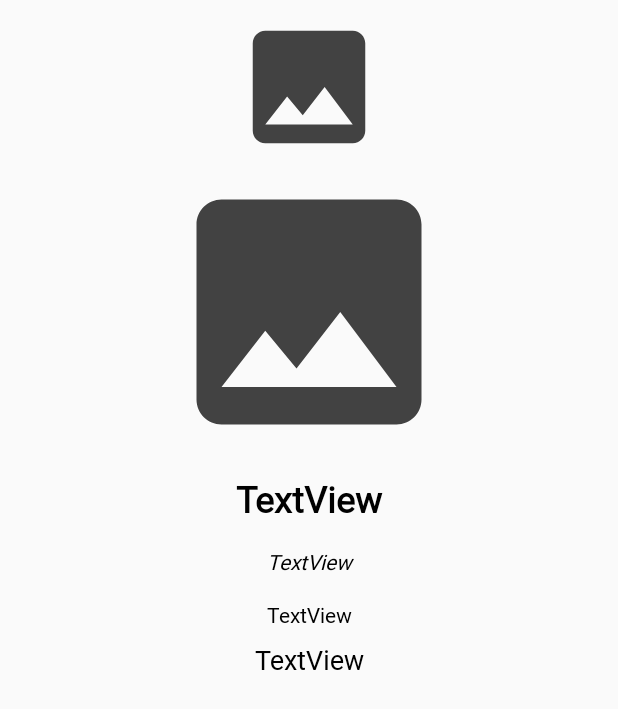
After one commit to Coesta/code-challenge-android-kotlin, an Android app: the layout activity_detail_movie.xml on its own in the app's theme, with its tools: preview values and no code run, on a phone screen of 412 x 824 dp. The commit adds this screen. Shown: the top 709 px of the screen. Run offline under Robolectric (Android 15) with nearby library versions, the phone set to English and light mode, and no system bars; network calls fail.

Commit message:
Resolução de desafio

```diff
--- a/app/build.gradle
+++ b/app/build.gradle
@@ -13,6 +13,7 @@ android {
         versionCode 1
         versionName "1.0"
         testInstrumentationRunner "android.support.test.runner.AndroidJUnitRunner"
+        vectorDrawables.useSupportLibrary = true
     }
     buildTypes {
         release {
--- /dev/null
+++ b/app/src/main/res/layout/activity_detail_movie.xml
@@ -0,0 +1,76 @@
+<?xml version="1.0" encoding="utf-8"?>
+<ScrollView xmlns:android="http://schemas.android.com/apk/res/android"
+    xmlns:app="http://schemas.android.com/apk/res-auto"
+    xmlns:tools="http://schemas.android.com/tools"
+    android:layout_width="match_parent"
+    android:layout_height="match_parent"
+    android:layout_gravity="center_horizontal"
+    android:layout_margin="@dimen/layout_margin"
+    android:orientation="vertical"
+    tools:context=".detail.DetailMovieActivity">
+
+    <LinearLayout
+        android:layout_width="match_parent"
+        android:layout_height="wrap_content"
+        android:orientation="vertical">
+
+        <ImageView
+            android:id="@+id/detail_backdrop_image"
+            android:layout_width="match_parent"
+            android:layout_height="100dp"
+            android:layout_marginStart="8dp"
+            android:layout_marginTop="8dp"
+            android:layout_marginEnd="8dp"
+            android:contentDescription="@string/backdrop_image"
+            app:srcCompat="@drawable/ic_image_placeholder" />
+
+        <ImageView
+            android:id="@+id/detail_poster_image"
+            android:layout_width="match_parent"
+            android:layout_height="200dp"
+            android:layout_marginStart="8dp"
+            android:layout_marginEnd="8dp"
+            android:contentDescription="@string/poster_image"
+            app:srcCompat="@drawable/ic_image_placeholder" />
+
+        <TextView
+            android:id="@+id/detail_title_text"
+            style="@style/text_style_detail"
+            android:layout_width="match_parent"
+            android:layout_height="wrap_content"
+            android:text="TextView"
+            android:textAlignment="center"
+            android:textSize="24sp"
+            android:textStyle="bold" />
+
+        <TextView
+            android:id="@+id/detail_release_text"
+            style="@style/text_style_detail"
+            android:layout_width="match_parent"
+            android:layout_height="wrap_content"
+            android:layout_marginTop="8dp"
+            android:text="TextView"
+            android:textAlignment="center"
+            android:textStyle="italic" />
+
+        <TextView
+            android:id="@+id/detail_genres_text"
+            style="@style/text_style_detail"
+            android:layout_width="match_parent"
+            android:layout_height="wrap_content"
+            android:layout_marginTop="8dp"
+            android:text="TextView"
+            android:textSize="14sp" />
+
+        <TextView
+            android:id="@+id/detail_overview_text"
+            style="@style/text_style_detail"
+            android:layout_width="match_parent"
+            android:layout_height="wrap_content"
+            android:fontFamily="@font/roboto"
+            android:lineSpacingMultiplier="@dimen/lineSpacing"
+            android:text="TextView"
+            android:textSize="18sp" />
+    </LinearLayout>
+
+</ScrollView>
--- /dev/null
+++ b/app/src/main/res/values/dimens.xml
@@ -0,0 +1,6 @@
+<?xml version="1.0" encoding="utf-8"?>
+<resources>
+    <dimen name="layout_margin" />
+    <dimen name="small_padding">8dp</dimen>
+    <item name="lineSpacing" type="dimen" format="float">1.2</item>
+</resources>
--- a/app/src/main/res/values/strings.xml
+++ b/app/src/main/res/values/strings.xml
@@ -1,4 +1,7 @@
 <resources>
     <string name="app_name">Code Challenge</string>
     <string name="movie_and_genres">%s - %s</string>
+    <string name="backdrop_image">Backdrop image</string>
+    <string name="poster_image">Poster image</string>
+    <string name="connection_off">Sem conexão com a internet!</string>
 </resources>
--- a/app/src/main/res/values/styles.xml
+++ b/app/src/main/res/values/styles.xml
@@ -6,4 +6,11 @@
         <item name="colorAccent">@color/colorAccent</item>
     </style>
 
+    <style name="text_style_detail">
+        <item name="android:fontFamily">@font/roboto</item>
+        <item name="android:paddingTop">@dimen/small_padding</item>
+        <item name="android:textColor">@android:color/black</item>
+        <item name="android:textAlignment">center</item>
+    </style>
+
 </resources>
```
Also changed, not shown: app/src/main/AndroidManifest.xml (+4 -7 lines), app/src/main/java/com/arctouch/codechallenge/api/RetrofitConfig.kt (added, +19 -0 lines), app/src/main/java/com/arctouch/codechallenge/base/BaseActivity.kt (deleted, +0 -19 lines), app/src/main/java/com/arctouch/codechallenge/detail/DetailMovieActivity.kt (added, +54 -0 lines), app/src/main/java/com/arctouch/codechallenge/home/HomeActivity.kt (+96 -11 lines), app/src/main/java/com/arctouch/codechallenge/home/HomeAdapter.kt (+12 -6 lines), app/src/main/java/com/arctouch/codechallenge/listener/InfiniteScrollListener.kt (added, +46 -0 lines), app/src/main/java/com/arctouch/codechallenge/model/Models.kt (+5 -4 lines), app/src/main/java/com/arctouch/codechallenge/splash/SplashActivity.kt (deleted, +0 -28 lines), app/src/main/java/com/arctouch/codechallenge/util/DeviceUtil.kt (added, +11 -0 lines), app/src/main/java/com/arctouch/codechallenge/util/MovieImageUrlBuilder.kt (+7 -5 lines), app/src/main/res/layout/home_activity.xml (+11 -0 lines), app/src/main/res/font/roboto.ttf (added).
